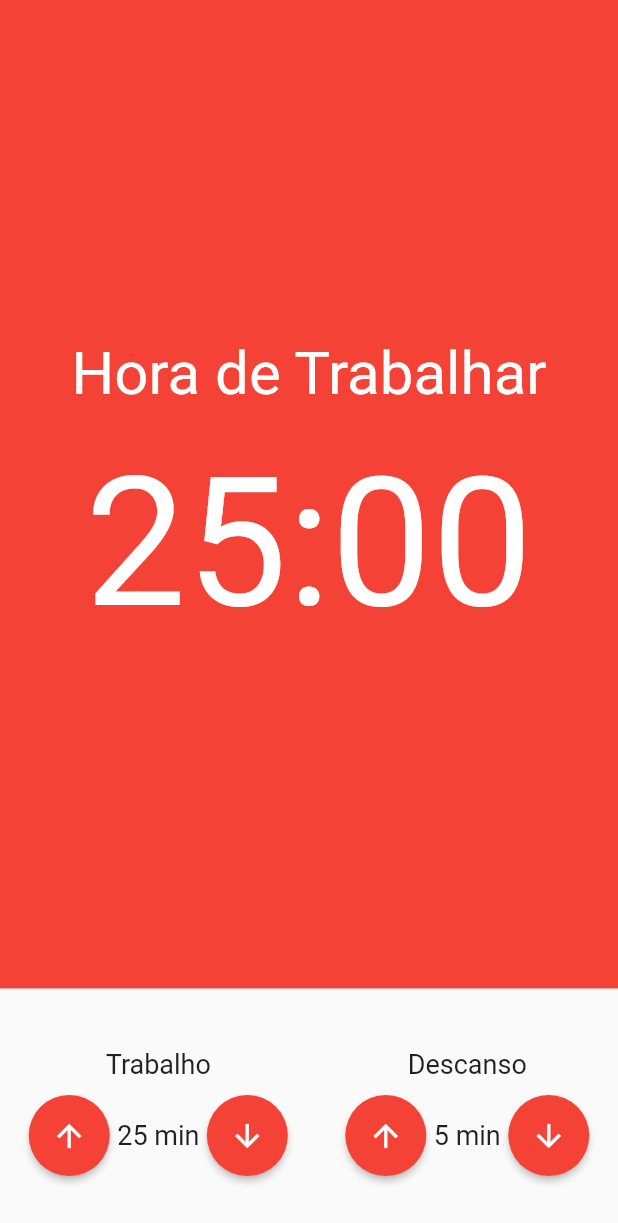
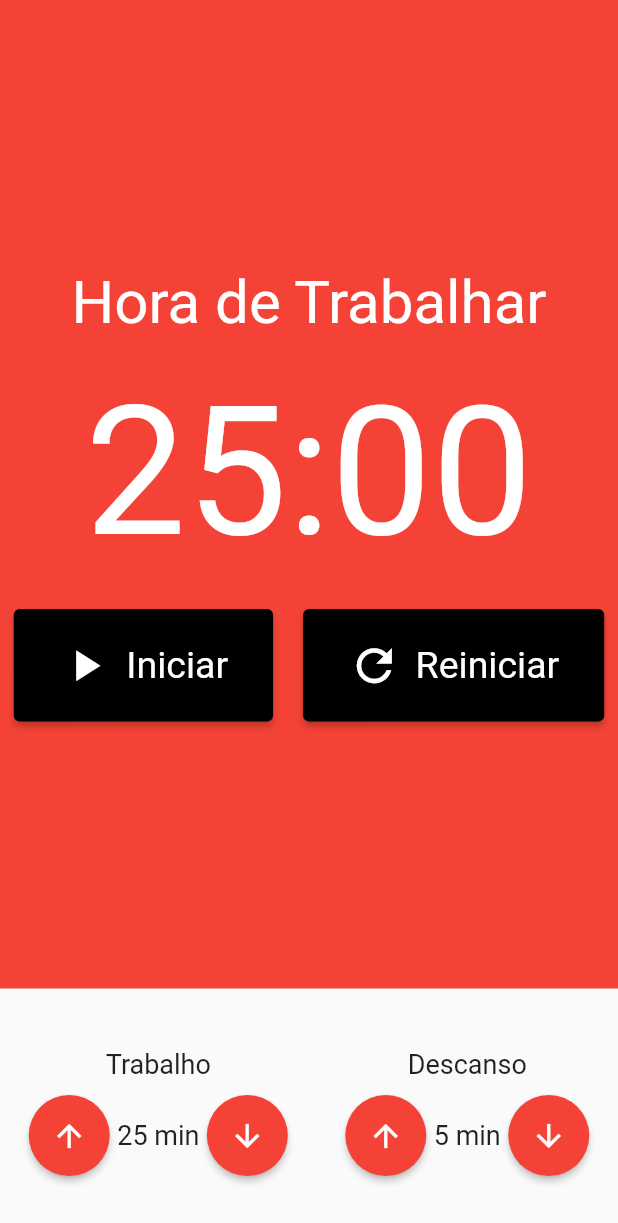
Before and after one commit to aron-alvarenga/Pomodoro-App-Flutter, a Flutter app: the screen it shows after launch, on a phone screen of 412 x 824 dp. Shown: the top 1223 px of the screen. Run offline on Flutter 3.47's test engine with Material 2 defaults, Android fonts, the light colour scheme and no system bars; our stand-ins replace mobx; generated files the repository leaves out were written again.

Commit message:
Componente Botão Cronômetro

```diff
--- a/lib/components/Cronometro.dart
+++ b/lib/components/Cronometro.dart
@@ -1,4 +1,5 @@
 import 'package:flutter/material.dart';
+import 'package:pomodoro/components/CronometroBotao.dart';
 
 class Cronometro extends StatelessWidget {
   const Cronometro({Key? key}) : super(key: key);
@@ -27,6 +28,35 @@ class Cronometro extends StatelessWidget {
               color: Colors.white,
             ),
           ),
+          SizedBox(
+            height: 20,
+          ),
+          Row(
+            mainAxisAlignment: MainAxisAlignment.center,
+            children: [
+              Padding(
+                padding: const EdgeInsets.only(right: 10.0),
+                child: CronometroBotao(
+                  texto: 'Iniciar',
+                  icone: Icons.play_arrow,
+                ),
+              ),
+              // Padding(
+              //   padding: const EdgeInsets.all(10.0),
+              //   child: CronometroBotao(
+              //     texto: 'Parar',
+              //     icone: Icons.stop,
+              //   ),
+              // ),
+              Padding(
+                padding: const EdgeInsets.only(left: 10.0),
+                child: CronometroBotao(
+                  texto: 'Reiniciar',
+                  icone: Icons.refresh,
+                ),
+              ),
+            ],
+          ),
         ],
       ),
     );
--- /dev/null
+++ b/lib/components/CronometroBotao.dart
@@ -0,0 +1,41 @@
+import 'package:flutter/material.dart';
+
+class CronometroBotao extends StatelessWidget {
+  final String texto;
+  final IconData icone;
+
+  const CronometroBotao({
+    Key? key,
+    required this.texto,
+    required this.icone,
+  }) : super(key: key);
+
+  @override
+  Widget build(BuildContext context) {
+    return ElevatedButton(
+      style: ElevatedButton.styleFrom(
+        primary: Colors.black,
+        padding: EdgeInsets.symmetric(
+          horizontal: 30.0,
+          vertical: 20.0,
+        ),
+        textStyle: TextStyle(
+          fontSize: 25,
+        ),
+      ),
+      onPressed: () {},
+      child: Row(
+        children: [
+          Padding(
+            padding: const EdgeInsets.only(right: 10.0),
+            child: Icon(
+              icone,
+              size: 35.0,
+            ),
+          ),
+          Text(texto),
+        ],
+      ),
+    );
+  }
+}
```
Also changed, not shown: 1 other file.
